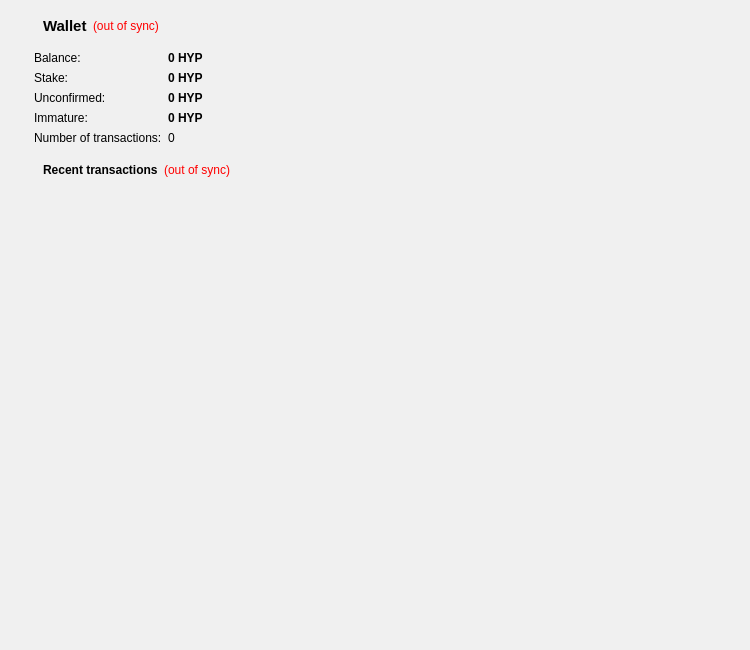
Before: the Qt Designer form src/qt/forms/overviewpage.ui in scificrypto/HyperStake, drawn with Qt 5.
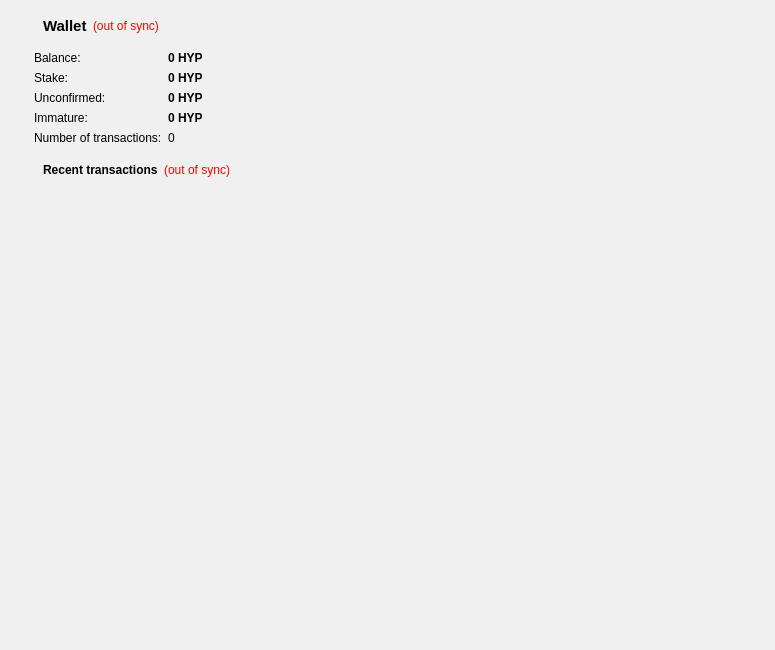
After: the same form once the commit is applied.

```diff
--- a/src/qt/forms/overviewpage.ui
+++ b/src/qt/forms/overviewpage.ui
@@ -6,7 +6,7 @@
    <rect>
     <x>0</x>
     <y>0</y>
-    <width>750</width>
+    <width>775</width>
     <height>650</height>
    </rect>
   </property>
```
